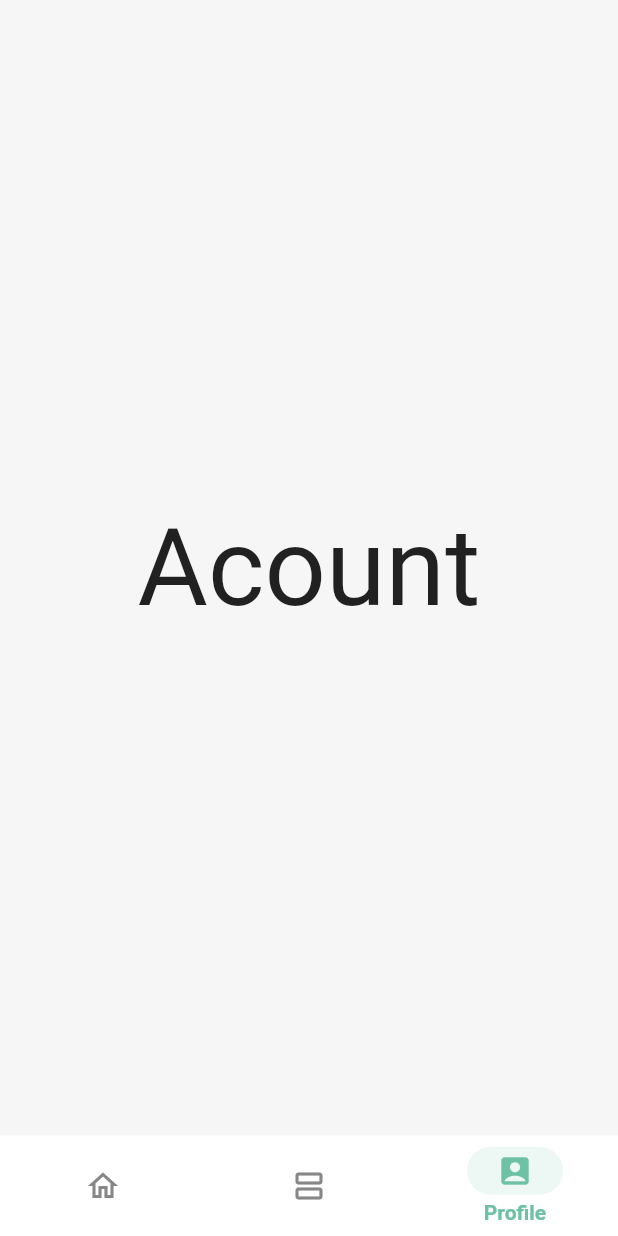
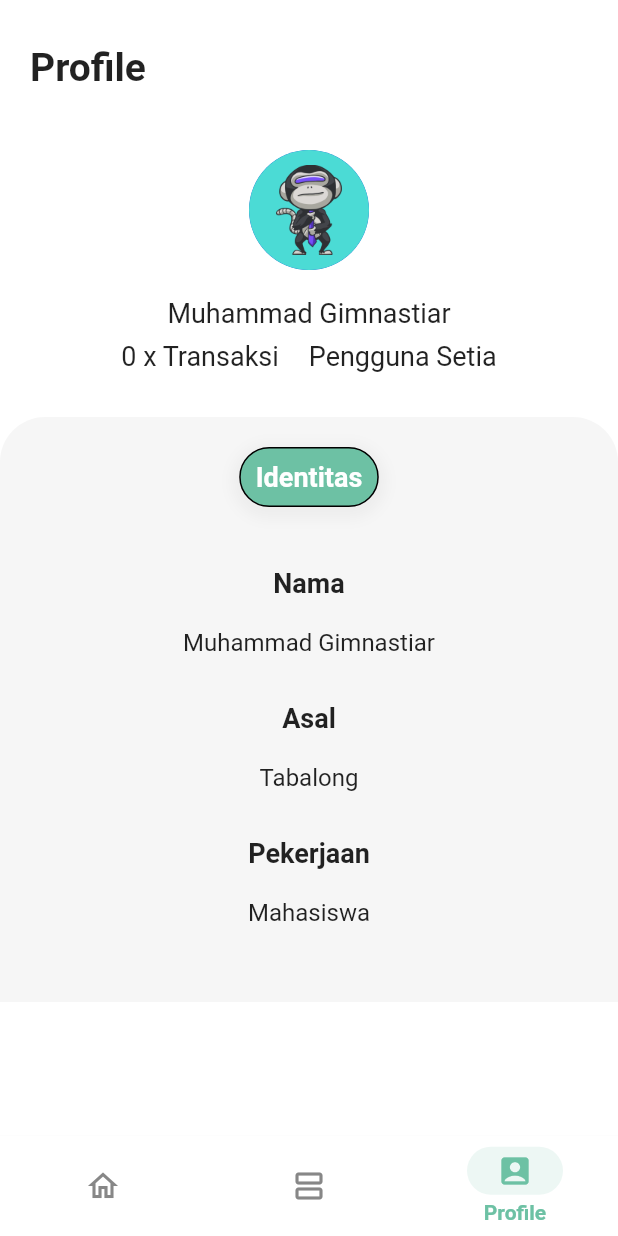
Before and after one commit to muhammadgimnastiar/rijix-shoes-laundy-app, a Flutter app: the screen it shows after launch, item 3 of the bottom bar chosen, on a phone screen of 412 x 824 dp. Run offline on Flutter 3.47's test engine with Material 2 defaults, Android fonts, the phone set to English and light mode, and no system bars; our stand-ins replace google_fonts.

Commit message:
add profile page

```diff
--- a/lib/main.dart
+++ b/lib/main.dart
@@ -2,6 +2,7 @@ import 'package:flutter/material.dart';
 import 'package:rijix_laundy_app/pages/details.dart';
 import 'package:rijix_laundy_app/pages/home_page.dart';
 import 'package:rijix_laundy_app/pages/picktime.dart';
+import 'package:rijix_laundy_app/pages/profile_page.dart';
 import 'package:rijix_laundy_app/pages/test_page.dart';
 import 'package:rijix_laundy_app/pages/transaksi._page.dart';
 import 'package:rijix_laundy_app/utils/slide_route.dart';
@@ -32,11 +33,7 @@ class _MyAppState extends State<MyApp> {
   final screen = [
     HomePage(),
     TransaksiPage(),
-    Center(
-        child: Text(
-      "Acount",
-      style: TextStyle(fontSize: 72),
-    )),
+    ProfilePage(),
   ];
 
   final List<Map<String, String>> services = [
--- /dev/null
+++ b/lib/pages/profile_page.dart
@@ -0,0 +1,128 @@
+// ignore_for_file: prefer_const_literals_to_create_immutables, prefer_const_constructors
+
+import 'package:flutter/material.dart';
+import 'package:rijix_laundy_app/theme/colors.dart';
+import 'package:rijix_laundy_app/widget/profile_header.dart';
+
+class ProfilePage extends StatelessWidget {
+  @override
+  Widget build(BuildContext context) {
+    return SafeArea(
+        child: Container(
+      color: AppColor.white,
+      child: Column(
+        children: [
+          //
+          Padding(
+            padding: const EdgeInsets.fromLTRB(20, 30, 20, 0),
+            child: Row(
+              children: [
+                Text(
+                  "Profile ",
+                  style: TextStyle(fontWeight: FontWeight.bold, fontSize: 26),
+                ),
+              ],
+            ),
+          ),
+          SizedBox(
+            height: 30,
+          ),
+          ProfileHeader(),
+          Container(
+            width: double.infinity,
+            height: 390,
+            decoration: BoxDecoration(
+                color: AppColor.whitebg,
+                borderRadius: BorderRadius.only(
+                  topLeft: Radius.circular(30),
+                  topRight: Radius.circular(30),
+                )),
+            child: Column(
+              children: [
+                Container(
+                  margin: EdgeInsets.all(20),
+                  height: 40,
+                  padding: EdgeInsets.symmetric(horizontal: 10),
+                  decoration: BoxDecoration(
+                    color: AppColor.green,
+                    borderRadius: BorderRadius.circular(30),
+                    border: Border.all(
+                        color: AppColor.black, style: BorderStyle.solid),
+                    boxShadow: [
+                      BoxShadow(
+                        color: Colors.grey.withOpacity(0.1),
+                        spreadRadius: 5,
+                        blurRadius: 7,
+                        offset: Offset(0, 3), // changes position of shadow
+                      ),
+                    ],
+                  ),
+                  child: Column(
+                    mainAxisAlignment: MainAxisAlignment.center,
+                    children: [
+                      Text(
+                        "Identitas",
+                        style: TextStyle(
+                            fontSize: 18,
+                            fontWeight: FontWeight.bold,
+                            color: AppColor.white),
+                        textAlign: TextAlign.center,
+                      ),
+                    ],
+                  ),
+                ),
+                Label("Nama"),
+                Field("Muhammad Gimnastiar"),
+                Label("Asal"),
+                Field("Tabalong"),
+                Label("Pekerjaan"),
+                Field("Mahasiswa"),
+              ],
+            ),
+          ),
+        ],
+      ),
+    ));
+  }
+}
+
+class Field extends StatelessWidget {
+  String field = "";
+  Field(final String field) {
+    this.field = field;
+  }
+
+  @override
+  Widget build(BuildContext context) {
+    return Padding(
+      padding: EdgeInsets.symmetric(vertical: 10),
+      child: Text(field,
+          style: TextStyle(
+            fontSize: 16,
+            fontWeight: FontWeight.normal,
+          )),
+    );
+  }
+}
+
+class Label extends StatelessWidget {
+  String label = "";
+  Label(final String label) {
+    this.label = label;
+  }
+
+  @override
+  Widget build(BuildContext context) {
+    return Padding(
+      padding: EdgeInsets.only(top: 20, bottom: 10),
+      child: Text(
+        label,
+        style: TextStyle(
+          fontSize: 18,
+          fontWeight: FontWeight.bold,
+        ),
+        textAlign: TextAlign.left,
+      ),
+    );
+  }
+}
--- /dev/null
+++ b/lib/widget/profile_header.dart
@@ -0,0 +1,61 @@
+import 'package:flutter/material.dart';
+
+class ProfileHeader extends StatefulWidget {
+  @override
+  Profile_HeaderState createState() => Profile_HeaderState();
+}
+
+class Profile_HeaderState extends State<ProfileHeader> {
+  @override
+  Widget build(BuildContext context) {
+    return Column(
+      children: [
+        Padding(
+            padding: const EdgeInsets.symmetric(vertical: 10),
+            child: Container(
+              height: 80,
+              width: 80,
+              child: Stack(
+                children: const [
+                  CircleAvatar(
+                    backgroundImage: AssetImage(
+                      "assets/images/profile/default.png",
+                    ),
+                    radius: 100,
+                  )
+                ],
+              ),
+            )),
+        const Padding(
+          padding: EdgeInsets.all(8.0),
+          child: Text(
+            "Muhammad Gimnastiar",
+            style: const TextStyle(fontSize: 18),
+            textAlign: TextAlign.center,
+          ),
+        ),
+        Padding(
+          padding: const EdgeInsets.only(bottom: 30),
+          child: Row(
+            mainAxisAlignment: MainAxisAlignment.center,
+            children: const [
+              Text(
+                "0 x Transaksi",
+                style: TextStyle(fontSize: 18),
+                textAlign: TextAlign.right,
+              ),
+              SizedBox(
+                width: 20,
+              ),
+              Text(
+                "Pengguna Setia",
+                style: TextStyle(fontSize: 18),
+                textAlign: TextAlign.left,
+              ),
+            ],
+          ),
+        ),
+      ],
+    );
+  }
+}
--- a/pubspec.yaml
+++ b/pubspec.yaml
@@ -60,6 +60,7 @@ flutter:
   assets:
     - assets/images/
     - assets/images/wears/
+    - assets/images/profile/
   #   - images/a_dot_ham.jpeg
 
 
```
Also changed, not shown: assets/images/profile/default.png (added).
